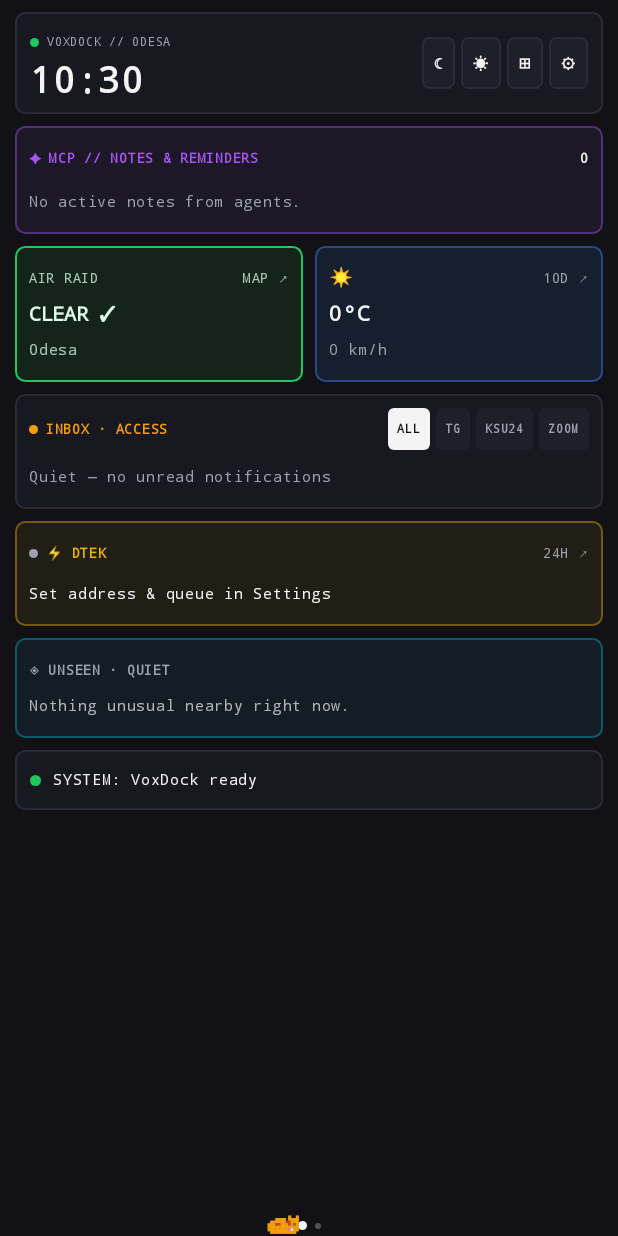
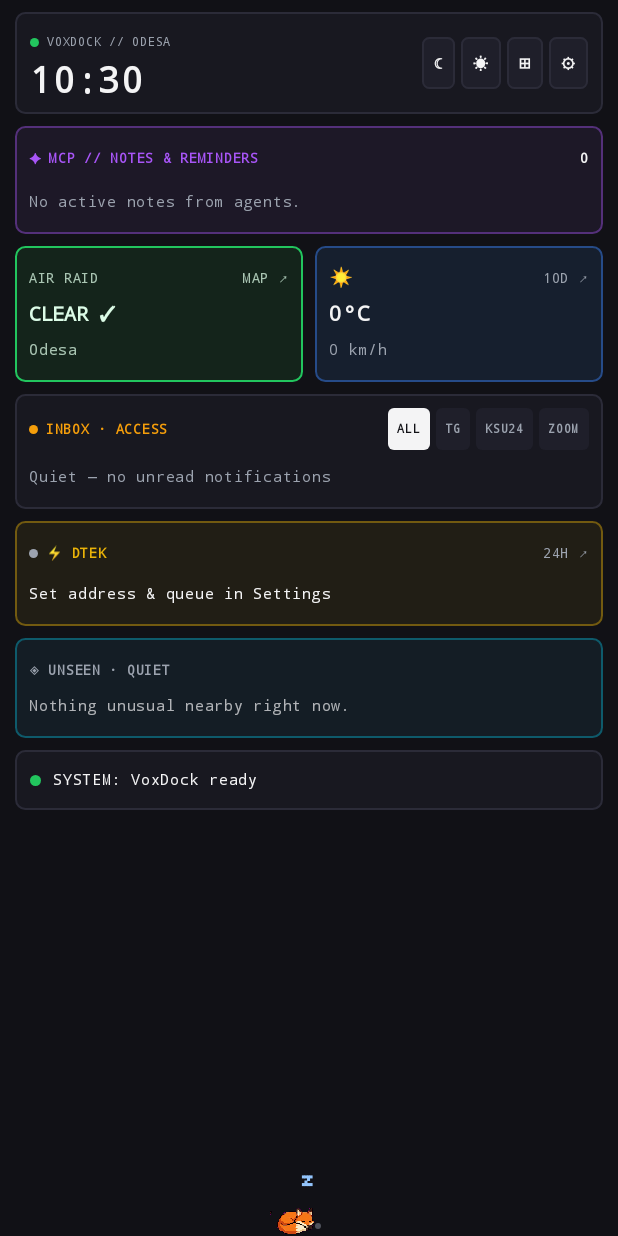
Before and after one commit to voxquietam/voxdock, an Android app built with Jetpack Compose: the screen it shows after launch (MainActivity), on a phone screen of 412 x 824 dp. Run offline under Robolectric (Android 15) with nearby library versions, the phone set to English and light mode, and no system bars.

Commit message:
Add 6 selectable pixel pets with status animations and smooth tap-to-swap tile editor (v0.2.2)

```diff
--- a/android/app/build.gradle.kts
+++ b/android/app/build.gradle.kts
@@ -13,8 +13,8 @@ android {
         applicationId = "com.vox.voxdock"
         minSdk = 26
         targetSdk = 35
-        versionCode = 3
-        versionName = "0.2.1"
+        versionCode = 4
+        versionName = "0.2.2"
     }
 
     buildTypes {
--- a/android/app/src/main/java/com/vox/voxdock/data/Models.kt
+++ b/android/app/src/main/java/com/vox/voxdock/data/Models.kt
@@ -235,6 +235,7 @@ data class AppSettings(
     val autoDockOnCharge: Boolean = true,
     val nightOledEnabled: Boolean = true,
     val petEnabled: Boolean = true,
+    val petType: String = "fox",
     val quietStartHour: Int = 23,
     val quietEndHour: Int = 7,
     val city: String = "Odesa",
--- a/android/app/src/main/java/com/vox/voxdock/data/SettingsStore.kt
+++ b/android/app/src/main/java/com/vox/voxdock/data/SettingsStore.kt
@@ -33,6 +33,7 @@ class SettingsStore(context: Context) {
             autoDockOnCharge = prefs.getBoolean("autoDockOnCharge", true),
             nightOledEnabled = prefs.getBoolean("nightOledEnabled", true),
             petEnabled = prefs.getBoolean("petEnabled", true),
+            petType = prefs.getString("petType", "fox") ?: "fox",
             quietStartHour = prefs.getInt("quietStartHour", 23),
             quietEndHour = prefs.getInt("quietEndHour", 7),
             city = prefs.getString("city", "Odesa") ?: "Odesa",
@@ -64,6 +65,7 @@ class SettingsStore(context: Context) {
             .putBoolean("autoDockOnCharge", next.autoDockOnCharge)
             .putBoolean("nightOledEnabled", next.nightOledEnabled)
             .putBoolean("petEnabled", next.petEnabled)
+            .putString("petType", next.petType)
             .putInt("quietStartHour", next.quietStartHour)
             .putInt("quietEndHour", next.quietEndHour)
             .putString("city", next.city)
--- a/android/app/src/main/java/com/vox/voxdock/ui/RoamingPetOverlay.kt
+++ b/android/app/src/main/java/com/vox/voxdock/ui/RoamingPetOverlay.kt
@@ -1,5 +1,6 @@
 package com.vox.voxdock.ui
 
+import android.graphics.BitmapFactory
 import androidx.compose.foundation.Canvas
 import androidx.compose.foundation.clickable
 import androidx.compose.foundation.interaction.MutableInteractionSource
@@ -10,85 +11,110 @@ import androidx.compose.ui.Modifier
 import androidx.compose.ui.geometry.Offset
 import androidx.compose.ui.geometry.Size
 import androidx.compose.ui.graphics.Color
+import androidx.compose.ui.graphics.FilterQuality
+import androidx.compose.ui.graphics.asImageBitmap
+import androidx.compose.ui.graphics.drawscope.DrawScope
+import androidx.compose.ui.graphics.drawscope.withTransform
+import androidx.compose.ui.platform.LocalContext
 import androidx.compose.ui.unit.IntOffset
+import androidx.compose.ui.unit.IntSize
 import androidx.compose.ui.unit.dp
+import com.vox.voxdock.R
 import kotlinx.coroutines.delay
 import kotlin.math.roundToInt
 
-// 14x10 pixel-art cat frames (facing right; flipped horizontally when walking left)
-// Legend: '.' transparent, 'O' orange fur, 'L' light belly/face, 'D' dark outline/stripes, 'E' eye, 'P' pink nose/heart, 'G' music note
-private val CAT_WALK_1 = arrayOf(
-    "........O..O..",
-    ".......OOOOOO.",
-    ".O.....OEOOEO.",
-    ".O....OOOOPLOO",
-    "..OOOOOOODDOO.",
-    "..OOODDOOOOO..",
-    "..OOOOOOOOOO..",
-    "..OOLLLLLLOO..",
-    "..OO......OO..",
-    ".OO........OO."
+val PET_CATALOG: List<Pair<String, String>> = listOf(
+    "fox" to "Fox",
+    "red_panda" to "Red Panda",
+    "hedgehog" to "Hedgehog",
+    "owl" to "Owl",
+    "raven" to "Raven",
+    "cyber_fox" to "Cyber Fox"
 )
 
-private val CAT_WALK_2 = arrayOf(
-    "........O..O..",
-    ".......OOOOOO.",
-    "..O....OEOOEO.",
-    ".O....OOOOPLOO",
-    "..OOOOOOODDOO.",
-    "..OOODDOOOOO..",
-    "..OOOOOOOOOO..",
-    "..OOLLLLLLOO..",
-    "...OO....OO...",
-    "...OO....OO..."
+private val HEART_PIXELS = arrayOf(
+    ".X.X.",
+    "XXXXX",
+    "XXXXX",
+    ".XXX.",
+    "..X.."
 )
 
-private val CAT_SLEEP = arrayOf(
-    "..............",
-    "..............",
-    ".........O..O.",
-    "....OOOO.OOOO.",
-    "..OOOOOODDOOO.",
-    ".OOODDOOODODO.",
-    ".OOOOOOOOOOOO.",
-    ".OOOOOOOOPLOO.",
-    "..OOOOOOOOOO..",
-    ".............."
+private val NOTE_PIXELS = arrayOf(
+    "..XXX",
+    "..X.X",
+    "..X..",
+    "XXX..",
+    "XXX.."
 )
 
-private val CAT_HIDE = arrayOf(
-    "..............",
-    "..............",
-    ".....O....O...",
-    "....OOOOOOOO..",
-    "...OOEOOOEOOO.",
-    "...OOOOPLOOOO.",
-    "..OOOOOOOOOOOO",
-    "..OOLLLLLLLLOO",
-    "..............",
-    ".............."
+private val ZZZ_PIXELS = arrayOf(
+    "XXXX",
+    "..X.",
+    ".X..",
+    "XXXX"
 )
 
-private val HEART_SPRITE = arrayOf(
-    ".PP.PP.",
-    "PPPPPPP",
-    "PPPPPPP",
-    ".PPPPP.",
-    "..PPP..",
-    "...P..."
+private val EXCL_PIXELS = arrayOf(
+    "X",
+    "X",
+    "X",
+    ".",
+    "X"
 )
 
+private fun DrawScope.drawMiniPixels(
+    grid: Array<String>,
+    originX: Float,
+    originY: Float,
+    px: Float,
+    color: Color
+) {
+    grid.forEachIndexed { r, row ->
+        row.forEachIndexed { c, ch ->
+            if (ch == 'X') {
+                drawRect(
+                    color = color,
+                    topLeft = Offset(originX + c * px, originY + r * px),
+                    size = Size(px + 0.5f, px + 0.5f)
+                )
+            }
+        }
+    }
+}
+
 /**
- * Pixel-art cat roaming along the very bottom edge (floats over the bottom margin,
- * takes 0dp of grid height). Reacts to alerts, power outages, Spotify, and taps.
+ * Crisp 16-bit pixel-art pet sprite roaming along the very bottom edge (0dp taken from grid).
+ * Animated states:
+ * - Spotify playing: bouncy dance + floating green pixel music notes
+ * - Power outage (DTEK OFF): flickering pixel candle beside the pet
+ * - Active air raid alert: hides near corner in alert pose + pulsing red '!'
+ * - Resting: curled sleeping frame + floating pixel 'Z'
+ * - Tap: pink pixel heart
  */
 @Composable
 fun RoamingPetOverlay(
+    petType: String,
     alertLevel: String,
     powerStatus: String,
     isPlayingMusic: Boolean,
     modifier: Modifier = Modifier
 ) {
+    val context = LocalContext.current
+    val drawableRes = when (petType) {
+        "red_panda" -> R.drawable.pet_red_panda
+        "hedgehog" -> R.drawable.pet_hedgehog
+        "owl" -> R.drawable.pet_owl
+        "raven" -> R.drawable.pet_raven
+        "cyber_fox" -> R.drawable.pet_cyber_fox
+        else -> R.drawable.pet_fox
+    }
+
+    val sheet = remember(drawableRes) {
+        val opts = BitmapFactory.Options().apply { inScaled = false }
+        BitmapFactory.decodeResource(context.resources, drawableRes, opts)?.asImageBitmap()
+    }
+
     var posFraction by remember { mutableFloatStateOf(0.18f) }
     var facingRight by remember { mutableStateOf(true) }
     var tick by remember { mutableIntStateOf(0) }
@@ -97,7 +123,7 @@ fun RoamingPetOverlay(
 
     LaunchedEffect(alertLevel) {
         while (true) {
-            delay(280L)
+            delay(240L)
             tick++
             if (heartTicks > 0) heartTicks--
 
@@ -107,9 +133,9 @@ fun RoamingPetOverlay(
                 continue
             }
 
-            if (tick % 32 == 0) resting = !resting
+            if (tick % 36 == 0) resting = !resting
             if (!resting) {
-                val step = if (isPlayingMusic) 0.018f else 0.011f
+                val step = if (isPlayingMusic) 0.017f else 0.010f
                 val next = if (facingRight) posFraction + step else posFraction - step
                 when {
                     next >= 0.90f -> {
@@ -126,81 +152,84 @@ fun RoamingPetOverlay(
         }
     }
 
-    val frame = when {
-        alertLevel == "active" -> CAT_HIDE
-        resting && !isPlayingMusic -> CAT_SLEEP
-        tick % 2 == 0 -> CAT_WALK_1
-        else -> CAT_WALK_2
+    // Frame index: 0 = walk A, 1 = walk B, 2 = sleep, 3 = alert
+    val frameIdx = when {
+        alertLevel == "active" -> 3
+        resting && !isPlayingMusic -> 2
+        tick % 2 == 0 -> 0
+        else -> 1
     }
 
     BoxWithConstraints(
         modifier = modifier
             .fillMaxWidth()
-            .height(26.dp),
+            .height(42.dp),
         contentAlignment = Alignment.BottomStart
     ) {
-        val spriteWidthDp = 32.dp
-        val travelPx = (constraints.maxWidth - 110).coerceAtLeast(0)
-        val bounceY = if (isPlayingMusic && tick % 2 == 0) -3 else 0
+        val travelPx = (constraints.maxWidth - 130).coerceAtLeast(0)
+        val bounceY = if (isPlayingMusic && tick % 2 == 0) -6 else 0
 
         Canvas(
             modifier = Modifier
                 .offset { IntOffset((travelPx * posFraction).roundToInt(), bounceY) }
-                .size(width = spriteWidthDp, height = 24.dp)
+                .size(width = 44.dp, height = 42.dp)
                 .clickable(
                     interactionSource = remember { MutableInteractionSource() },
                     indication = null
-                ) { heartTicks = 7 }
+                ) { heartTicks = 8 }
         ) {
-            val cols = 14
-            val rows = 10
-            val px = minOf(size.width / cols, size.height / (rows + 4))
-            val yOffset = size.height - rows * px
+            val px = size.width / 22f
+            val floatOffset = ((tick % 4) * px * 0.6f)
 
-            val furColor = when {
-                alertLevel == "active" -> Color(0xFFF87171)
-                powerStatus == "off" -> Color(0xFFFDE047)
-                else -> Color(0xFFF59E0B)
-            }
-            val bellyColor = Color(0xFFFEF3C7)
-            val stripeColor = Color(0xFFB45309)
-            val eyeColor = Color(0xFF111116)
-            val pinkColor = Color(0xFFF472B6)
-
-            // Draw pixel heart above cat when petted
-            if (heartTicks > 0) {
-                val hp = px * 0.75f
-                val hx0 = (size.width - 7 * hp) / 2f
-                HEART_SPRITE.forEachIndexed { r, row ->
-                    row.forEachIndexed { c, ch ->
-                        if (ch == 'P') {
-                            drawRect(
-                                color = pinkColor,
-                                topLeft = Offset(hx0 + c * hp, r * hp),
-                                size = Size(hp + 0.5f, hp + 0.5f)
-                            )
-                        }
+            // Floating status pixel effects above the sprite
+            when {
+                heartTicks > 0 -> {
+                    drawMiniPixels(HEART_PIXELS, size.width * 0.38f, 2f - floatOffset * 0.4f, px, Color(0xFFF472B6))
+                }
+                alertLevel == "active" -> {
+                    if (tick % 2 == 0) {
+                        drawMiniPixels(EXCL_PIXELS, size.width * 0.48f, 2f, px * 1.1f, Color(0xFFEF4444))
                     }
+                }
+                isPlayingMusic -> {
+                    drawMiniPixels(NOTE_PIXELS, size.width * 0.62f, 4f - floatOffset, px * 0.9f, Color(0xFF1DB954))
+                    if (tick % 2 == 1) {
+                        drawMiniPixels(NOTE_PIXELS, size.width * 0.16f, 8f - floatOffset, px * 0.75f, Color(0xFF4ADE80))
+                    }
+                }
+                resting -> {
+                    drawMiniPixels(ZZZ_PIXELS, size.width * 0.65f, 6f - floatOffset, px * 0.85f, Color(0xFF93C5FD))
                 }
             }
 
-            // Draw cat sprite
-            frame.forEachIndexed { r, row ->
-                row.forEachIndexed { c, ch ->
-                    val color = when (ch) {
-                        'O' -> furColor
-                        'L' -> bellyColor
-                        'D' -> stripeColor
-                        'E' -> eyeColor
-                        'P' -> pinkColor
-                        else -> null
-                    } ?: return@forEachIndexed
+            // Draw pixel candle beside pet during DTEK power outage
+            if (powerStatus == "off") {
+                val cx = if (facingRight) size.width - 5 * px else 2 * px
+                val cy = size.height - 6 * px
+                drawRect(Color(0xFFFEF3C7), Offset(cx, cy), Size(2 * px, 5 * px))
+                val flameColor = if (tick % 2 == 0) Color(0xFFFACC15) else Color(0xFFF97316)
+                drawRect(flameColor, Offset(cx, cy - 2 * px), Size(2 * px, 2 * px))
+            }
 
-                    val drawCol = if (facingRight) c else (cols - 1 - c)
-                    drawRect(
-                        color = color,
-                        topLeft = Offset(drawCol * px, yOffset + r * px),
-                        size = Size(px + 0.5f, px + 0.5f)
+            // Draw main 16-bit pet sprite
+            if (sheet != null) {
+                val fw = sheet.width / 4
+                val fh = sheet.height
+                val spritePx = (size.height * 0.78f).roundToInt()
+                val dstX = ((size.width - spritePx) / 2f).roundToInt()
+                val dstY = (size.height - spritePx).roundToInt()
+                withTransform({
+                    if (!facingRight) {
+                        scale(scaleX = -1f, scaleY = 1f, pivot = Offset(size.width / 2f, size.height / 2f))
+                    }
+                }) {
+                    drawImage(
+                        image = sheet,
+                        srcOffset = IntOffset(frameIdx * fw, 0),
+                        srcSize = IntSize(fw, fh),
+                        dstOffset = IntOffset(dstX, dstY),
+                        dstSize = IntSize(spritePx, spritePx),
+                        filterQuality = FilterQuality.None
                     )
                 }
             }
```
Also changed, not shown: android/app/src/main/java/com/vox/voxdock/ui/DashboardScreen.kt (+104 -97 lines), android/app/src/main/java/com/vox/voxdock/ui/SettingsOverlay.kt (+22 -1 lines), android/app/src/main/res/drawable-nodpi/pet_cyber_fox.png (added), android/app/src/main/res/drawable-nodpi/pet_fox.png (added), android/app/src/main/res/drawable-nodpi/pet_hedgehog.png (added), android/app/src/main/res/drawable-nodpi/pet_owl.png (added), android/app/src/main/res/drawable-nodpi/pet_raven.png (added), android/app/src/main/res/drawable-nodpi/pet_red_panda.png (added).
